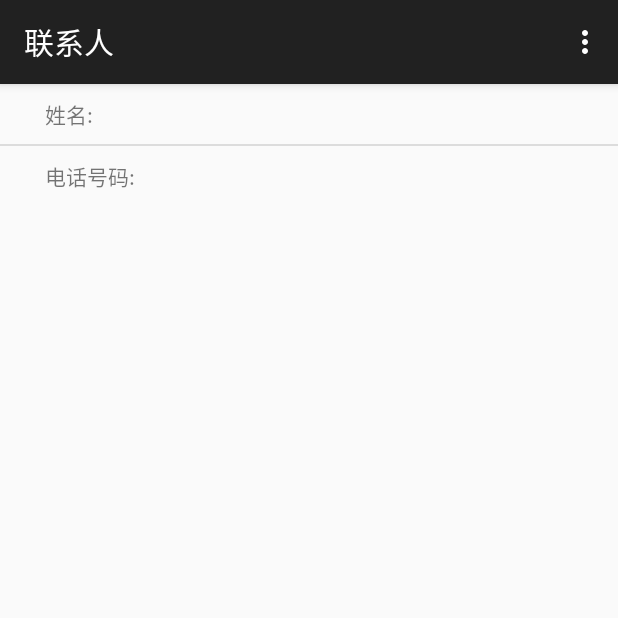
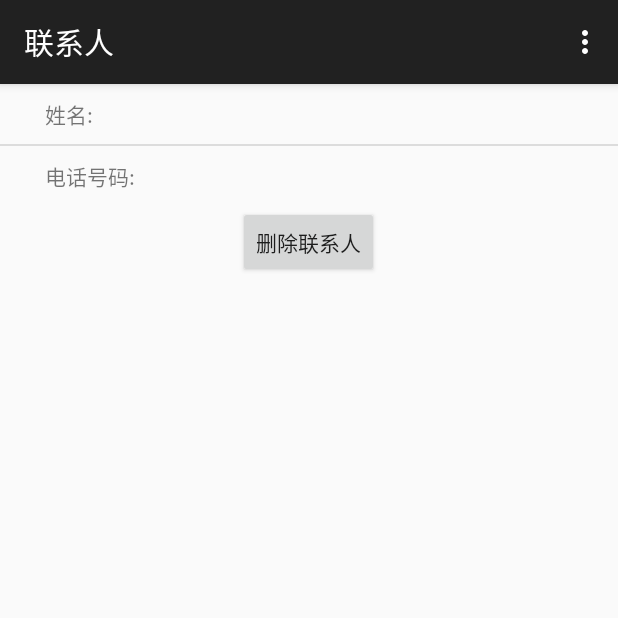
Before and after one commit to shakuganns/CodingGame, an Android app: the SeeInfo screen opened directly, with no data from a screen before it, on a phone screen of 412 x 824 dp, the top half of it. Run offline under Robolectric (Android 15) with nearby library versions, the phone set to English and light mode, and no system bars; 2 statements that could not run were skipped.

Commit message:
2015.5.23

```diff
--- a/app/src/main/java/com/example/phonebook2/SeeInfo.java
+++ b/app/src/main/java/com/example/phonebook2/SeeInfo.java
@@ -8,6 +8,7 @@ import android.view.Menu;
 import android.view.MenuItem;
 import android.view.View;
 import android.widget.AdapterView;
+import android.widget.Button;
 import android.widget.ListView;
 import android.widget.SimpleAdapter;
 
@@ -23,8 +24,10 @@ import java.util.Map;
 public class SeeInfo extends ActionBarActivity {
 
     public static int i;
+    private Intent intent;
     private ListView infoList;
     private SimpleAdapter adapter;
+    private Button deletePersonBtn;
 
     private void init() {
         infoList = (ListView) findViewById(R.id.seeinfoList);
@@ -34,8 +37,8 @@ public class SeeInfo extends ActionBarActivity {
         infoList.setOnItemClickListener(new AdapterView.OnItemClickListener() {
             @Override
             public void onItemClick(AdapterView<?> adapterView, View view, int i, long l) {
-                if(i==1) {
-                    Intent intent=new Intent();
+                if (i == 1) {
+                    Intent intent = new Intent();
 
                     intent.setAction("android.intent.action.CALL");
 
@@ -43,6 +46,16 @@ public class SeeInfo extends ActionBarActivity {
 
                     startActivity(intent);
                 }
+            }
+        });
+        deletePersonBtn = (Button) findViewById(R.id.deletePerson);
+        deletePersonBtn.setOnClickListener(new View.OnClickListener() {
+            @Override
+            public void onClick(View view) {
+                Database database = new Database(SeeInfo.this);
+                database.DeletePerson(Database.person[i].getName());
+                intent = new Intent(SeeInfo.this, MainActivity.class);
+                startActivity(intent);
             }
         });
     }
--- a/app/src/main/res/layout/seeinfo_activity.xml
+++ b/app/src/main/res/layout/seeinfo_activity.xml
@@ -8,4 +8,11 @@
         android:layout_height="wrap_content"
         android:id="@+id/seeinfoList"
         android:layout_gravity="center_horizontal" />
+
+    <Button
+        android:layout_width="wrap_content"
+        android:layout_height="wrap_content"
+        android:text="删除联系人"
+        android:id="@+id/deletePerson"
+        android:layout_gravity="center_horizontal" />
 </LinearLayout>
```
Also changed, not shown: app/src/main/java/com/example/phonebook2/Database.java (+15 -0 lines).
